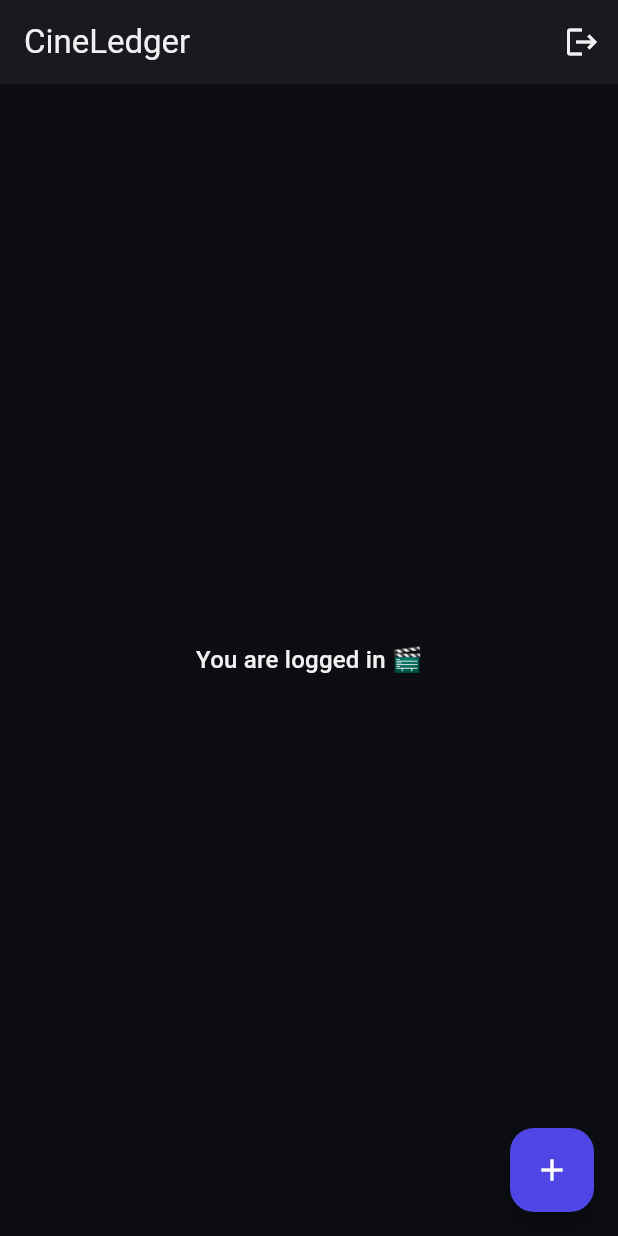
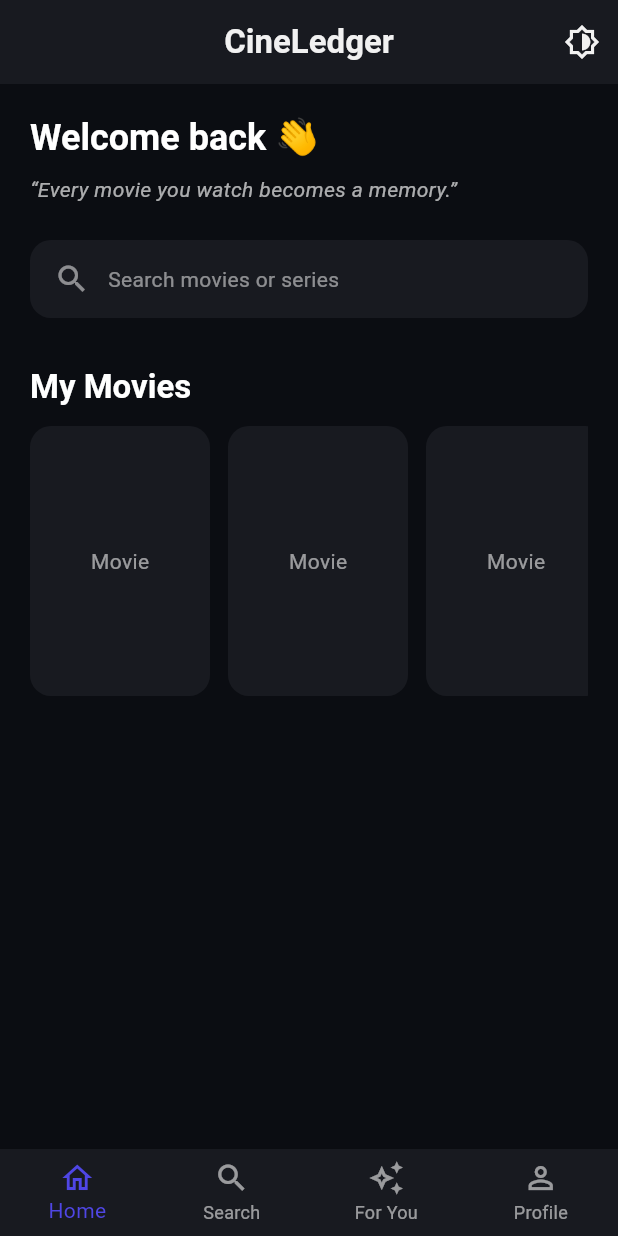
Before and after one commit to akashkr-971/CineLedger, a Flutter app: the screen it shows once a user with an empty profile is signed in, on a phone screen of 412 x 824 dp. Run offline on Flutter 3.47's test engine with Material 3 defaults, Android fonts, the phone set to English and light mode, and no system bars; our stand-ins replace cloud_firestore, firebase_auth, firebase_core, flutter_riverpod, google_sign_in; accounts and stored records are empty.

Commit message:
Completed the authentication part and started working on home and profile page

```diff
--- a/lib/core/theme/app_theme.dart
+++ b/lib/core/theme/app_theme.dart
@@ -4,14 +4,55 @@ class AppTheme {
   static final ThemeData darkTheme = ThemeData(
     useMaterial3: true,
     brightness: Brightness.dark,
+
     scaffoldBackgroundColor: const Color(0xFF0B0D12),
+
     colorScheme: const ColorScheme.dark(
       primary: Color(0xFF4F46E5),
       secondary: Color(0xFFFBBF24),
       surface: Color(0xFF181A20),
       onPrimary: Colors.white,
+      onSecondary: Colors.black,
       onSurface: Color(0xFFF1F1F1),
     ),
-    textTheme: const TextTheme(bodyMedium: TextStyle(color: Color(0xFF9CA3AF))),
+
+    textTheme: const TextTheme(
+      headlineSmall: TextStyle(
+        color: Colors.white,
+        fontWeight: FontWeight.bold,
+      ),
+      titleLarge: TextStyle(color: Colors.white, fontWeight: FontWeight.bold),
+      bodyMedium: TextStyle(color: Color(0xFF9CA3AF)),
+      bodySmall: TextStyle(color: Color(0xFF6B7280)),
+    ),
+  );
+
+  static final ThemeData lightTheme = ThemeData(
+    useMaterial3: true,
+    brightness: Brightness.light,
+
+    scaffoldBackgroundColor: const Color(0xFFF9FAFB),
+
+    colorScheme: const ColorScheme.light(
+      primary: Color(0xFF4F46E5),
+      secondary: Color(0xFFF59E0B),
+      surface: Colors.white,
+      onPrimary: Color.fromARGB(192, 255, 255, 255),
+      onSecondary: Colors.black,
+      onSurface: Color(0xFF111827),
+    ),
+
+    textTheme: const TextTheme(
+      headlineSmall: TextStyle(
+        color: Color(0xFF111827),
+        fontWeight: FontWeight.bold,
+      ),
+      titleLarge: TextStyle(
+        color: Color(0xFF111827),
+        fontWeight: FontWeight.bold,
+      ),
+      bodyMedium: TextStyle(color: Color(0xFF374151)),
+      bodySmall: TextStyle(color: Color(0xFF6B7280)),
+    ),
   );
 }
--- /dev/null
+++ b/lib/core/theme/theme_provider.dart
@@ -0,0 +1,20 @@
+import 'package:flutter/material.dart';
+import 'package:flutter_riverpod/flutter_riverpod.dart';
+import 'app_theme.dart';
+
+final themeProvider = Provider<ThemeData>((ref) {
+  final themeMode = ref.watch(themeModeProvider);
+  return themeMode == ThemeMode.dark ? AppTheme.darkTheme : AppTheme.lightTheme;
+});
+
+final themeModeProvider = StateNotifierProvider<ThemeModeNotifier, ThemeMode>(
+  (ref) => ThemeModeNotifier(),
+);
+
+class ThemeModeNotifier extends StateNotifier<ThemeMode> {
+  ThemeModeNotifier() : super(ThemeMode.dark);
+
+  void toggleTheme() {
+    state = state == ThemeMode.dark ? ThemeMode.light : ThemeMode.dark;
+  }
+}
--- a/lib/features/auth/auth_service.dart
+++ b/lib/features/auth/auth_service.dart
@@ -22,6 +22,10 @@ class AuthService {
     );
 
     return _auth.signInWithCredential(credential);
+  }
+
+  Future<void> sendPasswordResetEmail(String email) async {
+    await FirebaseAuth.instance.sendPasswordResetEmail(email: email);
   }
 
   Future<UserCredential> signUpWithEmail({
--- a/lib/features/home/home_screen.dart
+++ b/lib/features/home/home_screen.dart
@@ -1,43 +1,79 @@
 import 'package:flutter/material.dart';
 import 'package:flutter_riverpod/flutter_riverpod.dart';
+import '../../core/theme/theme_provider.dart';
+import 'user_profile_provider.dart';
+import 'tabs/home_tab.dart';
+import 'tabs/search_tab.dart';
+import 'tabs/recommendations_tab.dart';
+import 'tabs/profile_tab.dart';
 
-import '../auth/auth_providers.dart';
+// ✅ Local-only provider
+final homeTabProvider = StateProvider<int>((ref) => 0);
 
 class HomeScreen extends ConsumerWidget {
   const HomeScreen({super.key});
 
   @override
   Widget build(BuildContext context, WidgetRef ref) {
-    final authService = ref.read(authServiceProvider);
     final theme = Theme.of(context);
     final colors = theme.colorScheme;
+    final currentTab = ref.watch(homeTabProvider);
+    final profileAsync = ref.watch(userProfileProvider);
 
     return Scaffold(
       appBar: AppBar(
-        title: const Text('CineLedger'),
-        backgroundColor: colors.surface,
+        centerTitle: true,
+        title: const Text(
+          'CineLedger',
+          style: TextStyle(fontWeight: FontWeight.bold),
+        ),
         actions: [
           IconButton(
-            icon: const Icon(Icons.logout),
-            onPressed: () async {
-              await authService.signOut();
+            icon: const Icon(Icons.brightness_6_outlined),
+            onPressed: () {
+              ref.read(themeModeProvider.notifier).toggleTheme();
             },
           ),
         ],
       ),
-      body: Center(
-        child: Text(
-          'You are logged in 🎬',
-          style: theme.textTheme.titleMedium?.copyWith(color: colors.onSurface),
-        ),
+
+      body: IndexedStack(
+        index: currentTab,
+        children: [
+          HomeTab(profileAsync: profileAsync),
+          const SearchTab(),
+          const RecommendationsTab(),
+          const ProfileTab(),
+        ],
       ),
-      floatingActionButton: FloatingActionButton(
-        backgroundColor: colors.primary,
-        foregroundColor: colors.onPrimary,
-        onPressed: () {
-          // Next: Add Movie
+
+      bottomNavigationBar: BottomNavigationBar(
+        currentIndex: currentTab,
+        onTap: (index) {
+          ref.read(homeTabProvider.notifier).state = index;
         },
-        child: const Icon(Icons.add),
+        type: BottomNavigationBarType.fixed,
+        selectedItemColor: colors.primary,
+        unselectedItemColor: colors.onSurface.withOpacity(0.6),
+        backgroundColor: colors.surface,
+        items: const [
+          BottomNavigationBarItem(
+            icon: Icon(Icons.home_outlined),
+            label: 'Home',
+          ),
+          BottomNavigationBarItem(
+            icon: Icon(Icons.search_outlined),
+            label: 'Search',
+          ),
+          BottomNavigationBarItem(
+            icon: Icon(Icons.auto_awesome_outlined),
+            label: 'For You',
+          ),
+          BottomNavigationBarItem(
+            icon: Icon(Icons.person_outline),
+            label: 'Profile',
+          ),
+        ],
       ),
     );
   }
--- /dev/null
+++ b/lib/features/home/tabs/home_tab.dart
@@ -0,0 +1,114 @@
+import 'package:flutter/material.dart';
+import 'package:flutter_riverpod/flutter_riverpod.dart';
+
+class HomeTab extends StatelessWidget {
+  final AsyncValue<Map<String, dynamic>> profileAsync;
+
+  const HomeTab({super.key, required this.profileAsync});
+
+  @override
+  Widget build(BuildContext context) {
+    final theme = Theme.of(context);
+    final colors = theme.colorScheme;
+
+    return SingleChildScrollView(
+      padding: const EdgeInsets.all(20),
+      child: Column(
+        crossAxisAlignment: CrossAxisAlignment.start,
+        children: [
+          profileAsync.when(
+            loading:
+                () => Text(
+                  'Welcome back 👋',
+                  style: theme.textTheme.headlineSmall,
+                ),
+            error:
+                (_, __) => Text(
+                  'Welcome back 👋',
+                  style: theme.textTheme.headlineSmall,
+                ),
+            data: (profile) {
+              final name = profile['name'] ?? '';
+              return Text(
+                name.isNotEmpty ? 'Welcome back, $name 👋' : 'Welcome back 👋',
+                style: theme.textTheme.headlineSmall?.copyWith(
+                  fontWeight: FontWeight.bold,
+                ),
+              );
+            },
+          ),
+
+          const SizedBox(height: 8),
+
+          Text(
+            '“Every movie you watch becomes a memory.”',
+            style: theme.textTheme.bodyMedium?.copyWith(
+              fontStyle: FontStyle.italic,
+              color: colors.onSurface.withOpacity(0.7),
+            ),
+          ),
+
+          const SizedBox(height: 24),
+
+          // Search bar preview
+          Container(
+            padding: const EdgeInsets.symmetric(horizontal: 16, vertical: 14),
+            decoration: BoxDecoration(
+              color: colors.surface,
+              borderRadius: BorderRadius.circular(14),
+            ),
+            child: Row(
+              children: [
+                Icon(Icons.search, color: colors.onSurface.withOpacity(0.54)),
+                const SizedBox(width: 12),
+                Text(
+                  'Search movies or series',
+                  style: theme.textTheme.bodyMedium?.copyWith(
+                    color: colors.onSurface.withOpacity(0.54),
+                  ),
+                ),
+              ],
+            ),
+          ),
+
+          const SizedBox(height: 32),
+
+          Text(
+            'My Movies',
+            style: theme.textTheme.titleLarge?.copyWith(
+              fontWeight: FontWeight.bold,
+            ),
+          ),
+
+          const SizedBox(height: 12),
+
+          SizedBox(
+            height: 180,
+            child: ListView.separated(
+              scrollDirection: Axis.horizontal,
+              itemCount: 5,
+              separatorBuilder: (_, __) => const SizedBox(width: 12),
+              itemBuilder: (context, index) {
+                return Container(
+                  width: 120,
+                  decoration: BoxDecoration(
+                    color: colors.surface,
+                    borderRadius: BorderRadius.circular(14),
+                  ),
+                  child: Center(
+                    child: Text(
+                      'Movie',
+                      style: theme.textTheme.bodyMedium?.copyWith(
+                        color: colors.onSurface.withOpacity(0.6),
+                      ),
+                    ),
+                  ),
+                );
+              },
+            ),
+          ),
+        ],
+      ),
+    );
+  }
+}
--- /dev/null
+++ b/lib/features/home/user_profile_provider.dart
@@ -0,0 +1,13 @@
+import 'package:cloud_firestore/cloud_firestore.dart';
+import 'package:flutter_riverpod/flutter_riverpod.dart';
+import 'package:firebase_auth/firebase_auth.dart';
+
+final userProfileProvider = FutureProvider<Map<String, dynamic>>((ref) async {
+  final user = FirebaseAuth.instance.currentUser;
+  if (user == null) throw Exception('Not authenticated');
+
+  final doc =
+      await FirebaseFirestore.instance.collection('users').doc(user.uid).get();
+
+  return doc.data() ?? {};
+});
--- /dev/null
+++ b/lib/features/quotes/movie_quote.dart
@@ -0,0 +1,6 @@
+class MovieQuote {
+  final String quote;
+  final String movie;
+
+  const MovieQuote({required this.quote, required this.movie});
+}
--- /dev/null
+++ b/lib/features/quotes/movie_quotes.dart
@@ -0,0 +1,86 @@
+import 'movie_quote.dart';
+
+class MovieQuotes {
+  static const List<MovieQuote> quotes = [
+    MovieQuote(
+      quote: 'Hope is a good thing, maybe the best of things.',
+      movie: 'The Shawshank Redemption',
+    ),
+    MovieQuote(
+      quote: 'With great power comes great responsibility.',
+      movie: 'Spider-Man',
+    ),
+    MovieQuote(quote: 'Why so serious?', movie: 'The Dark Knight'),
+    MovieQuote(quote: 'May the Force be with you.', movie: 'Star Wars'),
+    MovieQuote(
+      quote: 'I’m going to make him an offer he can’t refuse.',
+      movie: 'The Godfather',
+    ),
+    MovieQuote(
+      quote: 'Life is like a box of chocolates.',
+      movie: 'Forrest Gump',
+    ),
+    MovieQuote(quote: 'Just keep swimming.', movie: 'Finding Nemo'),
+    MovieQuote(quote: 'To infinity… and beyond!', movie: 'Toy Story'),
+    MovieQuote(
+      quote:
+          'You either die a hero or live long enough to see yourself become the villain.',
+      movie: 'The Dark Knight',
+    ),
+    MovieQuote(
+      quote: 'Carpe diem. Seize the day.',
+      movie: 'Dead Poets Society',
+    ),
+    MovieQuote(quote: 'I’ll be back.', movie: 'The Terminator'),
+    MovieQuote(
+      quote:
+          'No matter what anybody tells you, words and ideas can change the world.',
+      movie: 'Dead Poets Society',
+    ),
+    MovieQuote(
+      quote: 'Great men are not born great, they grow great.',
+      movie: 'The Godfather',
+    ),
+    MovieQuote(
+      quote: 'It’s not who I am underneath, but what I do that defines me.',
+      movie: 'Batman Begins',
+    ),
+    MovieQuote(
+      quote: 'Happiness can be found even in the darkest of times.',
+      movie: 'Harry Potter and the Prisoner of Azkaban',
+    ),
+    MovieQuote(
+      quote:
+          'Sometimes it is the people who no one imagines anything of who do the things that no one can imagine.',
+      movie: 'The Imitation Game',
+    ),
+    MovieQuote(
+      quote: 'You mustn’t be afraid to dream a little bigger, darling.',
+      movie: 'Inception',
+    ),
+    MovieQuote(
+      quote: 'What we do in life echoes in eternity.',
+      movie: 'Gladiator',
+    ),
+    MovieQuote(
+      quote: 'After all, tomorrow is another day.',
+      movie: 'Gone with the Wind',
+    ),
+    MovieQuote(
+      quote: 'Every man dies, not every man really lives.',
+      movie: 'Braveheart',
+    ),
+  ];
+
+  /// Returns a quote based on the day (stable daily quote)
+  static MovieQuote quoteOfTheDay() {
+    final index = DateTime.now().day % quotes.length;
+    return quotes[index];
+  }
+
+  /// Returns a random quote
+  static MovieQuote randomQuote() {
+    quotes.shuffle();
+    return quotes.first;
+  }
+}
--- a/lib/main.dart
+++ b/lib/main.dart
@@ -1,52 +1,53 @@
 import 'package:flutter/material.dart';
+import 'package:flutter_riverpod/flutter_riverpod.dart';
 import 'package:firebase_core/firebase_core.dart';
-import 'package:flutter_riverpod/flutter_riverpod.dart';
+
+import 'core/theme/app_theme.dart';
+import 'core/theme/theme_provider.dart';
 import 'features/auth/auth_providers.dart';
 import 'features/auth/login_screen.dart';
 import 'features/home/home_screen.dart';
-import 'core/theme/app_theme.dart';
 import 'features/auth/verify_email.dart';
 
 void main() async {
   WidgetsFlutterBinding.ensureInitialized();
   await Firebase.initializeApp();
+
   runApp(const ProviderScope(child: CineLedgerApp()));
 }
 
-class CineLedgerApp extends StatelessWidget {
+class CineLedgerApp extends ConsumerWidget {
   const CineLedgerApp({super.key});
 
   @override
-  Widget build(BuildContext context) {
-    return MaterialApp(
-      title: 'CineLedger',
-      debugShowCheckedModeBanner: false,
-      theme: AppTheme.darkTheme,
-      home: Consumer(
-        builder: (context, ref, _) {
+  Widget build(BuildContext context, WidgetRef ref) {
+    final themeMode = ref.watch(themeModeProvider);
     final authState = ref.watch(authStateProvider);
 
-          return authState.when(
+    return MaterialApp(
+      debugShowCheckedModeBanner: false,
+      title: 'CineLedger',
+
+      theme: AppTheme.lightTheme,
+      darkTheme: AppTheme.darkTheme,
+      themeMode: themeMode, // 🔥 THIS WAS MISSING
+
+      home: authState.when(
         loading:
             () => const Scaffold(
               body: Center(child: CircularProgressIndicator()),
             ),
-            error: (e, _) => Scaffold(body: Center(child: Text('Error: $e'))),
+        error: (e, _) => Scaffold(body: Center(child: Text('$e'))),
         data: (user) {
           if (user == null) {
             return const LoginScreen();
           }
 
           if (!user.emailVerified) {
-                return VerifyEmailScreen(
-                  email: user.email ?? '',
-                  name: user.displayName ?? '',
-                );
+            return VerifyEmailScreen(email: user.email ?? '', name: '');
           }
 
           return const HomeScreen();
-            },
-          );
         },
       ),
     );
```
Also changed, not shown: lib/features/auth/login_screen.dart (+22 -7 lines), lib/features/home/tabs/profile_tab.dart (added, +160 -0 lines), lib/features/home/tabs/recommendations_tab.dart (added, +10 -0 lines), lib/features/home/tabs/search_tab.dart (added, +10 -0 lines). Lines whose indentation alone changed are shown as unchanged.
